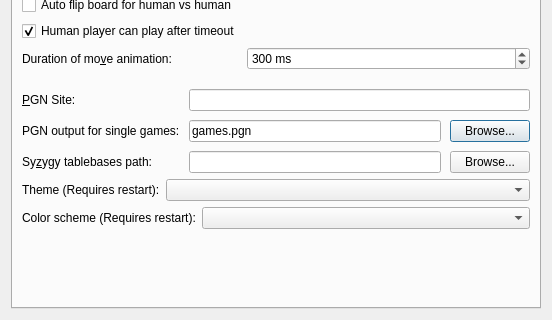
The window that projects/gui/ui/settingsdlg.ui (Ajaja/cutechess) describes before a commit, drawn with Qt 5; both pictures show x 0 to 552 and y 181 to 501 of the 552 by 501 pixel window.
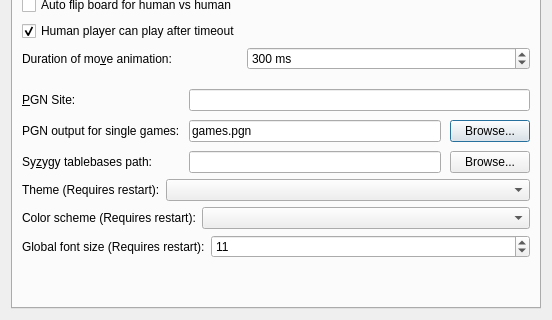
The same window after the commit. The open tabs and pages were chosen to show the change. Custom widgets are drawn as their Qt base class.

```diff
--- a/projects/gui/ui/settingsdlg.ui
+++ b/projects/gui/ui/settingsdlg.ui
@@ -248,6 +248,39 @@
          </item>
         </layout>
        </item>
+       <item>
+        <layout class="QFormLayout" name="formLayout_111">
+        <item row="1" column="0">
+            <widget class="QLabel" name="m_fontSizeLabel">
+            <property name="text">
+            <string>Global font size (Requires restart):</string>
+            </property>
+            <property name="buddy">
+            <cstring>m_fontSizeSpin</cstring>
+            </property>
+            </widget>
+        </item>
+        <item row="1" column="1">
+            <widget class="QSpinBox" name="m_fontSizeSpin">
+            <property name="toolTip">
+            <string>Global font size: (default: 11)</string>
+            </property>
+            <property name="minimum">
+            <number>8</number>
+            </property>
+            <property name="maximum">
+            <number>15</number>
+            </property>
+            <property name="singleStep">
+            <number>1</number>
+            </property>
+            <property name="value">
+            <number>11</number>
+            </property>
+            </widget>
+        </item>
+        </layout>
+       </item>
        <item>
         <spacer name="verticalSpacer_2">
          <property name="orientation">
```
